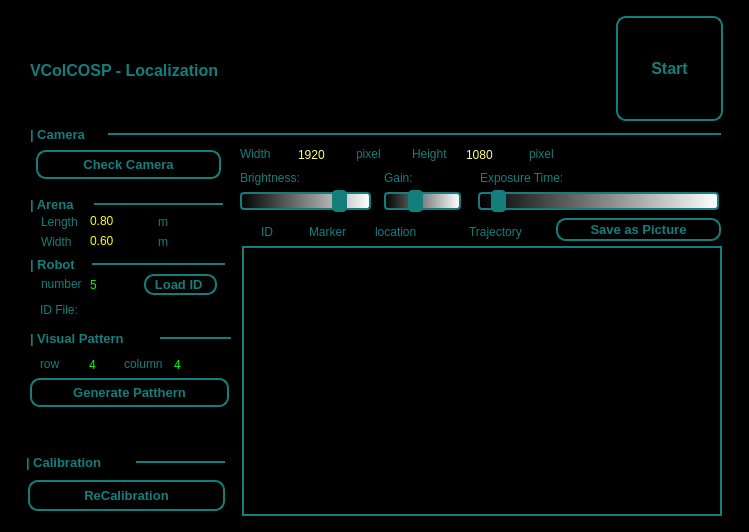
XuelongSun/VColCOSP_GUI, file viewers/localization_embedded.ui: the form before one commit.
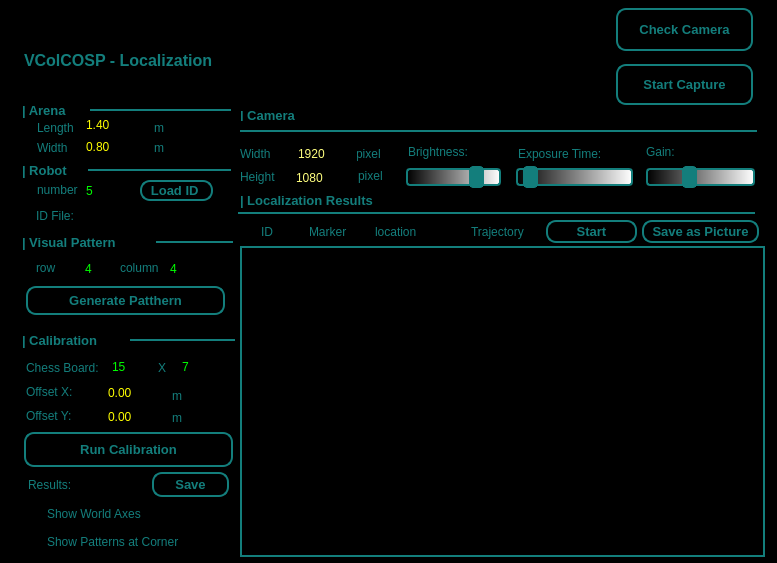
The form after the commit. Icons and pictures are not drawn.

What changed in the file:
```diff
--- a/viewers/localization_embedded.ui
+++ b/viewers/localization_embedded.ui
@@ -6,8 +6,8 @@
    <rect>
     <x>0</x>
     <y>0</y>
-    <width>749</width>
-    <height>532</height>
+    <width>777</width>
+    <height>563</height>
    </rect>
   </property>
   <property name="contextMenuPolicy">
@@ -23,8 +23,8 @@
   <widget class="QLabel" name="label_41">
    <property name="geometry">
     <rect>
-     <x>158</x>
-     <y>214</y>
+     <x>154</x>
+     <y>120</y>
      <width>41</width>
      <height>16</height>
     </rect>
@@ -36,45 +36,8 @@
   <widget class="QDoubleSpinBox" name="spinBox_arena_w">
    <property name="geometry">
     <rect>
-     <x>88</x>
-     <y>230</y>
-     <width>61</width>
-     <height>22</height>
-    </rect>
-   </property>
-   <property name="styleSheet">
-    <string notr="true">border: 2px soild rgb(19, 126, 124);
-color: rgb(255, 255, 0);
-</string>
-   </property>
-   <property name="maximum">
-    <double>10.000000000000000</double>
-   </property>
-   <property name="singleStep">
-    <double>0.010000000000000</double>
-   </property>
-   <property name="value">
-    <double>0.600000000000000</double>
-   </property>
-  </widget>
-  <widget class="QLabel" name="label_15">
-   <property name="geometry">
-    <rect>
-     <x>41</x>
-     <y>234</y>
-     <width>45</width>
-     <height>16</height>
-    </rect>
-   </property>
-   <property name="text">
-    <string>Width</string>
-   </property>
-  </widget>
-  <widget class="QDoubleSpinBox" name="spinBox_arena_l">
-   <property name="geometry">
-    <rect>
-     <x>88</x>
-     <y>210</y>
+     <x>84</x>
+     <y>136</y>
      <width>61</width>
      <height>22</height>
     </rect>
@@ -94,11 +57,48 @@
     <double>0.800000000000000</double>
    </property>
   </widget>
+  <widget class="QLabel" name="label_15">
+   <property name="geometry">
+    <rect>
+     <x>37</x>
+     <y>140</y>
+     <width>45</width>
+     <height>16</height>
+    </rect>
+   </property>
+   <property name="text">
+    <string>Width</string>
+   </property>
+  </widget>
+  <widget class="QDoubleSpinBox" name="sp_cal_offset_x">
+   <property name="geometry">
+    <rect>
+     <x>106</x>
+     <y>382</y>
+     <width>61</width>
+     <height>22</height>
+    </rect>
+   </property>
+   <property name="styleSheet">
+    <string notr="true">border: 2px soild rgb(19, 126, 124);
+color: rgb(255, 255, 0);
+</string>
+   </property>
+   <property name="maximum">
+    <double>10.000000000000000</double>
+   </property>
+   <property name="singleStep">
+    <double>0.010000000000000</double>
+   </property>
+   <property name="value">
+    <double>0.000000000000000</double>
+   </property>
+  </widget>
   <widget class="QLabel" name="label_21">
    <property name="geometry">
     <rect>
-     <x>41</x>
-     <y>214</y>
+     <x>37</x>
+     <y>120</y>
      <width>41</width>
      <height>16</height>
     </rect>
@@ -110,8 +110,8 @@
   <widget class="QLabel" name="label_59">
    <property name="geometry">
     <rect>
-     <x>30</x>
-     <y>194</y>
+     <x>22</x>
+     <y>100</y>
      <width>181</width>
      <height>20</height>
     </rect>
@@ -130,8 +130,8 @@
   <widget class="QLabel" name="label_42">
    <property name="geometry">
     <rect>
-     <x>158</x>
-     <y>234</y>
+     <x>154</x>
+     <y>140</y>
      <width>41</width>
      <height>16</height>
     </rect>
@@ -143,8 +143,8 @@
   <widget class="QLabel" name="label_8">
    <property name="geometry">
     <rect>
-     <x>30</x>
-     <y>50</y>
+     <x>24</x>
+     <y>40</y>
      <width>211</width>
      <height>41</height>
     </rect>
@@ -164,10 +164,10 @@
   <widget class="QFrame" name="frame">
    <property name="geometry">
     <rect>
-     <x>242</x>
-     <y>18</y>
-     <width>335</width>
-     <height>101</height>
+     <x>240</x>
+     <y>0</y>
+     <width>367</width>
+     <height>105</height>
     </rect>
    </property>
    <property name="styleSheet">
@@ -183,10 +183,10 @@
   <widget class="QPushButton" name="pb_start_calibration">
    <property name="geometry">
     <rect>
-     <x>28</x>
-     <y>480</y>
-     <width>197</width>
-     <height>31</height>
+     <x>24</x>
+     <y>432</y>
+     <width>209</width>
+     <height>35</height>
     </rect>
    </property>
    <property name="font">
@@ -213,14 +213,14 @@
 </string>
    </property>
    <property name="text">
-    <string>ReCalibration</string>
+    <string>Run Calibration</string>
    </property>
   </widget>
   <widget class="QPushButton" name="pb_generate_pattern">
    <property name="geometry">
     <rect>
-     <x>30</x>
-     <y>378</y>
+     <x>26</x>
+     <y>286</y>
      <width>199</width>
      <height>29</height>
     </rect>
@@ -255,8 +255,8 @@
   <widget class="QLabel" name="label_60">
    <property name="geometry">
     <rect>
-     <x>30</x>
-     <y>254</y>
+     <x>22</x>
+     <y>160</y>
      <width>63</width>
      <height>20</height>
     </rect>
@@ -275,8 +275,8 @@
   <widget class="QLabel" name="label_22">
    <property name="geometry">
     <rect>
-     <x>41</x>
-     <y>276</y>
+     <x>37</x>
+     <y>182</y>
      <width>41</width>
      <height>16</height>
     </rect>
@@ -288,10 +288,10 @@
   <widget class="QLabel" name="label_localization_display">
    <property name="geometry">
     <rect>
-     <x>242</x>
+     <x>240</x>
      <y>246</y>
-     <width>480</width>
-     <height>270</height>
+     <width>525</width>
+     <height>311</height>
     </rect>
    </property>
    <property name="styleSheet">
@@ -304,8 +304,8 @@
   <widget class="QLabel" name="label_61">
    <property name="geometry">
     <rect>
-     <x>30</x>
-     <y>328</y>
+     <x>22</x>
+     <y>232</y>
      <width>133</width>
      <height>20</height>
     </rect>
@@ -324,8 +324,8 @@
   <widget class="QSpinBox" name="sp_robot_num">
    <property name="geometry">
     <rect>
-     <x>88</x>
-     <y>274</y>
+     <x>84</x>
+     <y>180</y>
      <width>45</width>
      <height>22</height>
     </rect>
@@ -354,8 +354,8 @@
   <widget class="QSpinBox" name="sp_pattern_num_r">
    <property name="geometry">
     <rect>
-     <x>87</x>
-     <y>354</y>
+     <x>83</x>
+     <y>258</y>
      <width>33</width>
      <height>22</height>
     </rect>
@@ -384,8 +384,8 @@
   <widget class="QLabel" name="label_23">
    <property name="geometry">
     <rect>
-     <x>40</x>
-     <y>356</y>
+     <x>36</x>
+     <y>260</y>
      <width>41</width>
      <height>16</height>
     </rect>
@@ -397,9 +397,9 @@
   <widget class="QLabel" name="label_62">
    <property name="geometry">
     <rect>
-     <x>26</x>
-     <y>452</y>
-     <width>179</width>
+     <x>22</x>
+     <y>330</y>
+     <width>121</width>
      <height>20</height>
     </rect>
    </property>
@@ -417,8 +417,8 @@
   <widget class="QLabel" name="label_63">
    <property name="geometry">
     <rect>
-     <x>30</x>
-     <y>124</y>
+     <x>240</x>
+     <y>105</y>
      <width>81</width>
      <height>20</height>
     </rect>
@@ -437,9 +437,9 @@
   <widget class="QSlider" name="hS_brightness">
    <property name="geometry">
     <rect>
-     <x>240</x>
-     <y>190</y>
-     <width>131</width>
+     <x>406</x>
+     <y>166</y>
+     <width>95</width>
      <height>22</height>
     </rect>
    </property>
@@ -493,10 +493,10 @@
   <widget class="QLabel" name="label_40">
    <property name="geometry">
     <rect>
-     <x>529</x>
-     <y>146</y>
+     <x>358</x>
+     <y>166</y>
      <width>41</width>
-     <height>16</height>
+     <height>19</height>
     </rect>
    </property>
    <property name="text">
@@ -506,10 +506,10 @@
   <widget class="QSpinBox" name="spinBox_sled_h">
    <property name="geometry">
     <rect>
-     <x>464</x>
-     <y>144</y>
+     <x>294</x>
+     <y>168</y>
      <width>61</width>
-     <height>22</height>
+     <height>19</height>
     </rect>
    </property>
    <property name="styleSheet">
@@ -543,10 +543,10 @@
   <widget class="QLabel" name="label_12">
    <property name="geometry">
     <rect>
-     <x>412</x>
-     <y>146</y>
+     <x>240</x>
+     <y>166</y>
      <width>51</width>
-     <height>16</height>
+     <height>21</height>
     </rect>
    </property>
    <property name="text">
@@ -559,7 +559,7 @@
      <x>296</x>
      <y>144</y>
      <width>61</width>
-     <height>22</height>
+     <height>19</height>
     </rect>
    </property>
    <property name="styleSheet">
@@ -580,9 +580,9 @@
   <widget class="Line" name="line_3">
    <property name="geometry">
     <rect>
-     <x>108</x>
-     <y>124</y>
-     <width>613</width>
+     <x>240</x>
+     <y>121</y>
+     <width>517</width>
      <height>20</height>
     </rect>
    </property>
@@ -602,9 +602,9 @@
   <widget class="Line" name="line_4">
    <property name="geometry">
     <rect>
-     <x>94</x>
-     <y>194</y>
-     <width>129</width>
+     <x>90</x>
+     <y>100</y>
+     <width>141</width>
      <height>20</height>
     </rect>
    </property>
@@ -624,9 +624,9 @@
   <widget class="Line" name="line_5">
    <property name="geometry">
     <rect>
-     <x>92</x>
-     <y>254</y>
-     <width>133</width>
+     <x>88</x>
+     <y>160</y>
+     <width>143</width>
      <height>20</height>
     </rect>
    </property>
@@ -646,9 +646,9 @@
   <widget class="Line" name="line_6">
    <property name="geometry">
     <rect>
-     <x>160</x>
-     <y>328</y>
-     <width>71</width>
+     <x>156</x>
+     <y>232</y>
+     <width>77</width>
      <height>20</height>
     </rect>
    </property>
@@ -668,9 +668,9 @@
   <widget class="Line" name="line_7">
    <property name="geometry">
     <rect>
-     <x>136</x>
-     <y>452</y>
-     <width>89</width>
+     <x>130</x>
+     <y>330</y>
+     <width>105</width>
      <height>20</height>
     </rect>
    </property>
@@ -690,9 +690,9 @@
   <widget class="QLabel" name="label_13">
    <property name="geometry">
     <rect>
-     <x>240</x>
-     <y>170</y>
-     <width>127</width>
+     <x>408</x>
+     <y>144</y>
+     <width>93</width>
      <height>16</height>
     </rect>
    </property>
@@ -703,9 +703,9 @@
   <widget class="QSlider" name="hS_gain">
    <property name="geometry">
     <rect>
-     <x>384</x>
-     <y>190</y>
-     <width>77</width>
+     <x>646</x>
+     <y>166</y>
+     <width>109</width>
      <height>22</height>
     </rect>
    </property>
@@ -749,9 +749,9 @@
   <widget class="QLabel" name="label_14">
    <property name="geometry">
     <rect>
-     <x>384</x>
-     <y>170</y>
-     <width>77</width>
+     <x>646</x>
+     <y>144</y>
+     <width>109</width>
      <height>16</height>
     </rect>
    </property>
@@ -762,9 +762,9 @@
   <widget class="QLabel" name="label_16">
    <property name="geometry">
     <rect>
-     <x>480</x>
-     <y>170</y>
-     <width>239</width>
+     <x>518</x>
+     <y>146</y>
+     <width>111</width>
      <height>16</height>
     </rect>
    </property>
@@ -775,9 +775,9 @@
   <widget class="QSlider" name="hS_exposure">
    <property name="geometry">
     <rect>
-     <x>478</x>
-     <y>190</y>
-     <width>241</width>
+     <x>516</x>
+     <y>166</y>
+     <width>117</width>
      <height>22</height>
     </rect>
    </property>
@@ -818,16 +818,16 @@
   <widget class="QPushButton" name="pb_start">
    <property name="geometry">
     <rect>
-     <x>616</x>
-     <y>16</y>
-     <width>107</width>
-     <height>105</height>
+     <x>546</x>
+     <y>220</y>
+     <width>91</width>
+     <height>23</height>
     </rect>
    </property>
    <property name="font">
     <font>
      <family>Arial</family>
-     <pointsize>12</pointsize>
+     <pointsize>10</pointsize>
      <weight>75</weight>
      <bold>true</bold>
     </font>
@@ -854,8 +854,8 @@
   <widget class="QLabel" name="label_24">
    <property name="geometry">
     <rect>
-     <x>40</x>
-     <y>302</y>
+     <x>36</x>
+     <y>208</y>
      <width>171</width>
      <height>16</height>
     </rect>
@@ -867,8 +867,8 @@
   <widget class="QPushButton" name="pb_load_id_txt">
    <property name="geometry">
     <rect>
-     <x>144</x>
-     <y>274</y>
+     <x>140</x>
+     <y>180</y>
      <width>73</width>
      <height>21</height>
     </rect>
@@ -926,17 +926,17 @@
     <string>Marker</string>
    </property>
   </widget>
-  <widget class="QCheckBox" name="cb_show_trajectory">
+  <widget class="QCheckBox" name="cb_cal_show_axes">
    <property name="geometry">
     <rect>
-     <x>450</x>
-     <y>222</y>
-     <width>89</width>
-     <height>19</height>
+     <x>28</x>
+     <y>502</y>
+     <width>203</width>
+     <height>23</height>
     </rect>
    </property>
    <property name="text">
-    <string>Trajectory</string>
+    <string>Show World Axes</string>
    </property>
   </widget>
   <widget class="QCheckBox" name="cb_show_location">
@@ -955,9 +955,9 @@
   <widget class="QPushButton" name="pb_save_as_img">
    <property name="geometry">
     <rect>
-     <x>556</x>
-     <y>218</y>
-     <width>165</width>
+     <x>642</x>
+     <y>220</y>
+     <width>117</width>
      <height>23</height>
     </rect>
    </property>
@@ -991,10 +991,10 @@
   <widget class="QPushButton" name="pb_check_camera">
    <property name="geometry">
     <rect>
-     <x>36</x>
-     <y>150</y>
-     <width>185</width>
-     <height>29</height>
+     <x>616</x>
+     <y>64</y>
+     <width>137</width>
+     <height>41</height>
     </rect>
    </property>
    <property name="font">
@@ -1021,14 +1021,14 @@
 </string>
    </property>
    <property name="text">
-    <string>Check Camera</string>
+    <string>Start Capture</string>
    </property>
   </widget>
   <widget class="QSpinBox" name="sp_pattern_num_c">
    <property name="geometry">
     <rect>
-     <x>172</x>
-     <y>354</y>
+     <x>168</x>
+     <y>258</y>
      <width>61</width>
      <height>22</height>
     </rect>
@@ -1057,8 +1057,8 @@
   <widget class="QLabel" name="label_25">
    <property name="geometry">
     <rect>
-     <x>124</x>
-     <y>356</y>
+     <x>120</x>
+     <y>260</y>
      <width>41</width>
      <height>16</height>
     </rect>
@@ -1067,6 +1067,345 @@
     <string>column</string>
    </property>
   </widget>
+  <widget class="QLabel" name="label_26">
+   <property name="geometry">
+    <rect>
+     <x>26</x>
+     <y>360</y>
+     <width>81</width>
+     <height>16</height>
+    </rect>
+   </property>
+   <property name="text">
+    <string>Chess Board:</string>
+   </property>
+  </widget>
+  <widget class="QSpinBox" name="sp_chessboard_c">
+   <property name="geometry">
+    <rect>
+     <x>110</x>
+     <y>356</y>
+     <width>43</width>
+     <height>22</height>
+    </rect>
+   </property>
+   <property name="styleSheet">
+    <string notr="true">border: 2px soild rgb(19, 126, 124);
+color: rgb(0,255, 0);
+</string>
+   </property>
+   <property name="minimum">
+    <number>2</number>
+   </property>
+   <property name="maximum">
+    <number>500</number>
+   </property>
+   <property name="singleStep">
+    <number>1</number>
+   </property>
+   <property name="value">
+    <number>15</number>
+   </property>
+   <property name="displayIntegerBase">
+    <number>10</number>
+   </property>
+  </widget>
+  <widget class="QSpinBox" name="sp_chessboard_r">
+   <property name="geometry">
+    <rect>
+     <x>180</x>
+     <y>356</y>
+     <width>47</width>
+     <height>22</height>
+    </rect>
+   </property>
+   <property name="styleSheet">
+    <string notr="true">border: 2px soild rgb(19, 126, 124);
+color: rgb(0,255, 0);
+</string>
+   </property>
+   <property name="minimum">
+    <number>2</number>
+   </property>
+   <property name="maximum">
+    <number>500</number>
+   </property>
+   <property name="singleStep">
+    <number>1</number>
+   </property>
+   <property name="value">
+    <number>7</number>
+   </property>
+   <property name="displayIntegerBase">
+    <number>10</number>
+   </property>
+  </widget>
+  <widget class="QLabel" name="label_27">
+   <property name="geometry">
+    <rect>
+     <x>158</x>
+     <y>360</y>
+     <width>17</width>
+     <height>16</height>
+    </rect>
+   </property>
+   <property name="text">
+    <string>X</string>
+   </property>
+  </widget>
+  <widget class="QLabel" name="label_28">
+   <property name="geometry">
+    <rect>
+     <x>26</x>
+     <y>384</y>
+     <width>57</width>
+     <height>16</height>
+    </rect>
+   </property>
+   <property name="text">
+    <string>Offset X:</string>
+   </property>
+  </widget>
+  <widget class="QLabel" name="label_31">
+   <property name="geometry">
+    <rect>
+     <x>26</x>
+     <y>408</y>
+     <width>55</width>
+     <height>16</height>
+    </rect>
+   </property>
+   <property name="text">
+    <string>Offset Y:</string>
+   </property>
+  </widget>
+  <widget class="QDoubleSpinBox" name="sp_cal_offset_y">
+   <property name="geometry">
+    <rect>
+     <x>106</x>
+     <y>406</y>
+     <width>61</width>
+     <height>22</height>
+    </rect>
+   </property>
+   <property name="styleSheet">
+    <string notr="true">border: 2px soild rgb(19, 126, 124);
+color: rgb(255, 255, 0);
+</string>
+   </property>
+   <property name="maximum">
+    <double>10.000000000000000</double>
+   </property>
+   <property name="singleStep">
+    <double>0.010000000000000</double>
+   </property>
+   <property name="value">
+    <double>0.000000000000000</double>
+   </property>
+  </widget>
+  <widget class="QDoubleSpinBox" name="sp_arena_l">
+   <property name="geometry">
+    <rect>
+     <x>84</x>
+     <y>114</y>
+     <width>61</width>
+     <height>22</height>
+    </rect>
+   </property>
+   <property name="styleSheet">
+    <string notr="true">border: 2px soild rgb(19, 126, 124);
+color: rgb(255, 255, 0);
+</string>
+   </property>
+   <property name="maximum">
+    <double>10.000000000000000</double>
+   </property>
+   <property name="singleStep">
+    <double>0.010000000000000</double>
+   </property>
+   <property name="value">
+    <double>1.400000000000000</double>
+   </property>
+  </widget>
+  <widget class="QLabel" name="label_43">
+   <property name="geometry">
+    <rect>
+     <x>172</x>
+     <y>410</y>
+     <width>41</width>
+     <height>16</height>
+    </rect>
+   </property>
+   <property name="text">
+    <string>m</string>
+   </property>
+  </widget>
+  <widget class="QLabel" name="label_44">
+   <property name="geometry">
+    <rect>
+     <x>172</x>
+     <y>388</y>
+     <width>41</width>
+     <height>16</height>
+    </rect>
+   </property>
+   <property name="text">
+    <string>m</string>
+   </property>
+  </widget>
+  <widget class="QLabel" name="label_32">
+   <property name="geometry">
+    <rect>
+     <x>28</x>
+     <y>472</y>
+     <width>55</width>
+     <height>25</height>
+    </rect>
+   </property>
+   <property name="text">
+    <string>Results:</string>
+   </property>
+  </widget>
+  <widget class="QPushButton" name="pb_save_cal_data">
+   <property name="geometry">
+    <rect>
+     <x>152</x>
+     <y>472</y>
+     <width>77</width>
+     <height>25</height>
+    </rect>
+   </property>
+   <property name="font">
+    <font>
+     <family>Arial</family>
+     <pointsize>10</pointsize>
+     <weight>75</weight>
+     <bold>true</bold>
+    </font>
+   </property>
+   <property name="cursor">
+    <cursorShape>PointingHandCursor</cursorShape>
+   </property>
+   <property name="styleSheet">
+    <string notr="true">QPushButton::disabled {
+    border: 2px solid rgb(149, 149, 149);
+	color:rgb(149, 149, 149);
+	border-radius:10px;
+}
+QPushButton{
+border: 2px solid rgb(19, 126, 124);
+border-radius:10px;
+}
+</string>
+   </property>
+   <property name="text">
+    <string>Save</string>
+   </property>
+  </widget>
+  <widget class="QCheckBox" name="cb_cal_show_pattern">
+   <property name="geometry">
+    <rect>
+     <x>28</x>
+     <y>530</y>
+     <width>203</width>
+     <height>23</height>
+    </rect>
+   </property>
+   <property name="text">
+    <string>Show Patterns at Corner</string>
+   </property>
+  </widget>
+  <widget class="QLabel" name="label_64">
+   <property name="geometry">
+    <rect>
+     <x>240</x>
+     <y>190</y>
+     <width>231</width>
+     <height>20</height>
+    </rect>
+   </property>
+   <property name="font">
+    <font>
+     <pointsize>10</pointsize>
+     <weight>75</weight>
+     <bold>true</bold>
+    </font>
+   </property>
+   <property name="text">
+    <string>| Localization Results</string>
+   </property>
+  </widget>
+  <widget class="Line" name="line_8">
+   <property name="geometry">
+    <rect>
+     <x>238</x>
+     <y>210</y>
+     <width>517</width>
+     <height>7</height>
+    </rect>
+   </property>
+   <property name="styleSheet">
+    <string notr="true">color: rgb(19, 126, 124);</string>
+   </property>
+   <property name="frameShadow">
+    <enum>QFrame::Plain</enum>
+   </property>
+   <property name="lineWidth">
+    <number>2</number>
+   </property>
+   <property name="orientation">
+    <enum>Qt::Horizontal</enum>
+   </property>
+  </widget>
+  <widget class="QCheckBox" name="cb_show_trajectory">
+   <property name="geometry">
+    <rect>
+     <x>452</x>
+     <y>222</y>
+     <width>85</width>
+     <height>19</height>
+    </rect>
+   </property>
+   <property name="text">
+    <string>Trajectory</string>
+   </property>
+  </widget>
+  <widget class="QPushButton" name="pb_start_capture">
+   <property name="geometry">
+    <rect>
+     <x>616</x>
+     <y>8</y>
+     <width>137</width>
+     <height>43</height>
+    </rect>
+   </property>
+   <property name="font">
+    <font>
+     <family>Arial</family>
+     <pointsize>10</pointsize>
+     <weight>75</weight>
+     <bold>true</bold>
+    </font>
+   </property>
+   <property name="cursor">
+    <cursorShape>PointingHandCursor</cursorShape>
+   </property>
+   <property name="styleSheet">
+    <string notr="true">QPushButton::disabled {
+    border: 2px solid rgb(149, 149, 149);
+	color:rgb(149, 149, 149);
+	border-radius:10px;
+}
+QPushButton{
+border: 2px solid rgb(19, 126, 124);
+border-radius:10px;
+}
+</string>
+   </property>
+   <property name="text">
+    <string>Check Camera</string>
+   </property>
+  </widget>
  </widget>
  <resources>
   <include location="../resources.qrc"/>
```
Left out of the diff: 6 changed lines with no effect on the pictures.
